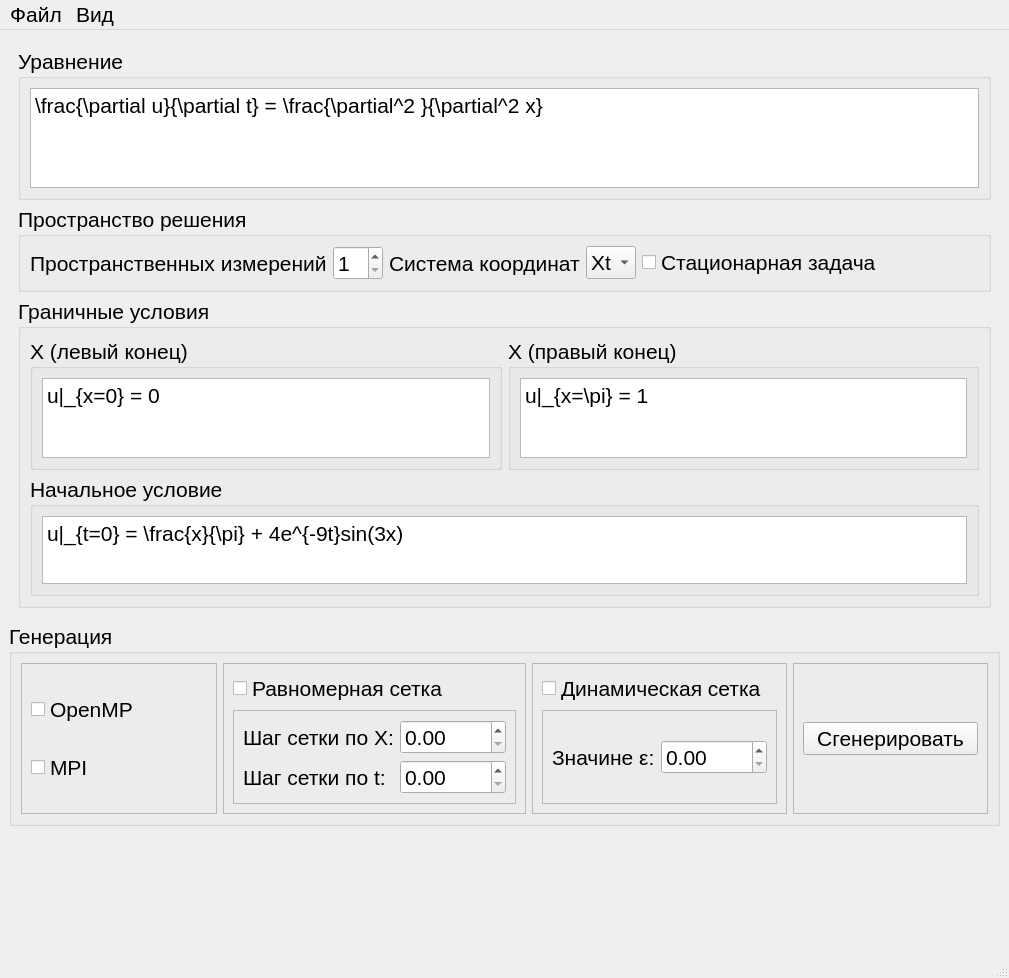
Above: src/ui.ui from Jarvis1Tube/PyGenCFD before the change. Below: the same form after it.
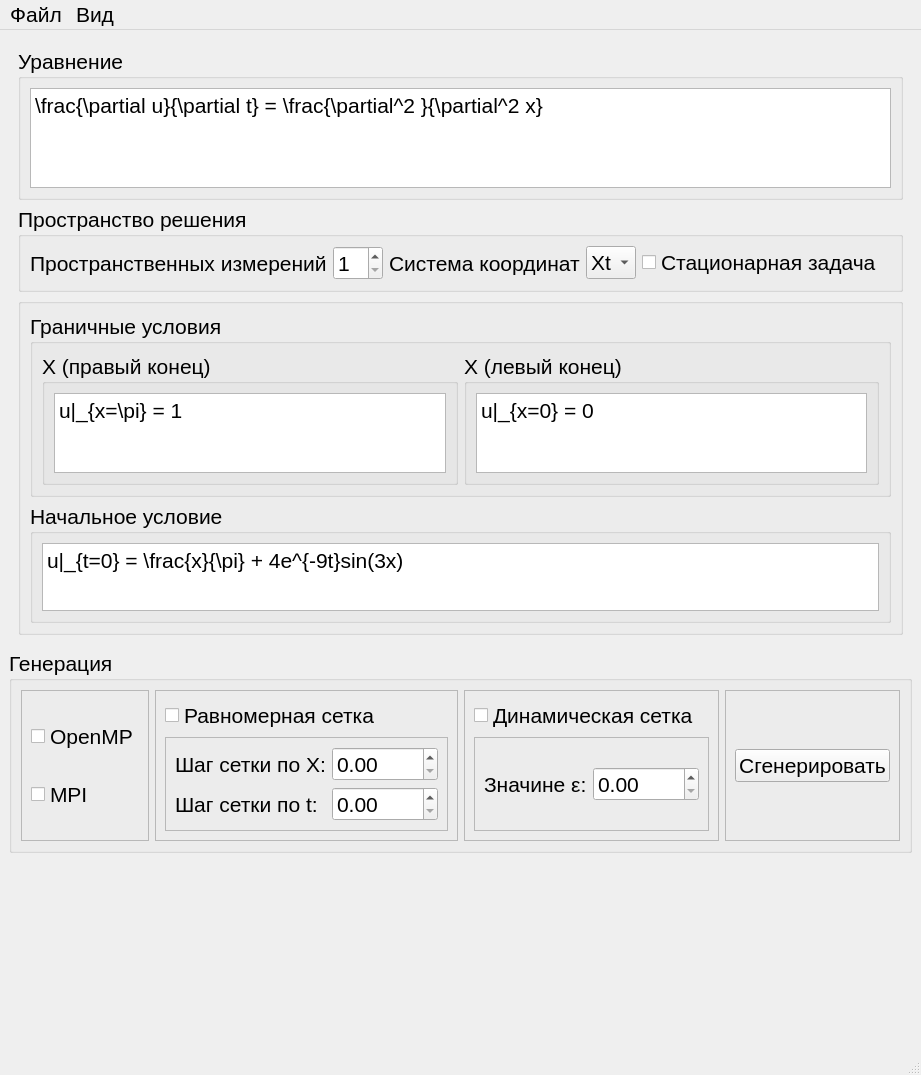
That is the form after the change.

Commit message: feat ui: aduquate widgets naming

```diff
--- a/src/ui.ui
+++ b/src/ui.ui
@@ -6,8 +6,8 @@
    <rect>
     <x>0</x>
     <y>0</y>
-    <width>1009</width>
-    <height>978</height>
+    <width>901</width>
+    <height>1075</height>
    </rect>
   </property>
   <property name="font">
@@ -22,11 +22,7 @@
   <widget class="QWidget" name="centralwidget">
    <layout class="QVBoxLayout" name="verticalLayout">
     <item>
-     <layout class="QHBoxLayout" name="horizontalLayout">
-      <item>
-       <layout class="QVBoxLayout" name="textContainer">
-        <item>
-         <widget class="QFrame" name="frame">
+     <widget class="QFrame" name="ConditionsContainer">
           <layout class="QVBoxLayout" name="verticalLayout_2">
            <item>
             <widget class="QGroupBox" name="equationGroupText">
@@ -136,7 +132,7 @@
            <item>
             <widget class="QGroupBox" name="conditionsGroupText">
              <property name="title">
-              <string>Граничные условия</string>
+          <string/>
              </property>
              <property name="flat">
               <bool>false</bool>
@@ -144,31 +140,15 @@
              <property name="checkable">
               <bool>false</bool>
              </property>
+         <layout class="QVBoxLayout" name="verticalLayout_9">
+          <item>
+           <widget class="QGroupBox" name="BoudaryConditionsGroup">
+            <property name="title">
+             <string>Граничные условия</string>
+            </property>
              <layout class="QGridLayout" name="gridLayout">
               <item row="0" column="0">
-               <widget class="QGroupBox" name="groupBox_9">
-                <property name="title">
-                 <string>X (левый конец)</string>
-                </property>
-                <layout class="QVBoxLayout" name="verticalLayout_12">
-                 <item>
-                  <widget class="QPlainTextEdit" name="plainTextEdit_2">
-                   <property name="maximumSize">
-                    <size>
-                     <width>16777215</width>
-                     <height>80</height>
-                    </size>
-                   </property>
-                   <property name="plainText">
-                    <string>u|_{x=0} = 0</string>
-                   </property>
-                  </widget>
-                 </item>
-                </layout>
-               </widget>
-              </item>
-              <item row="0" column="1">
-               <widget class="QGroupBox" name="groupBox_8">
+              <widget class="QGroupBox" name="XRightConditionGroup">
                 <property name="title">
                  <string>X (правый конец)</string>
                 </property>
@@ -189,8 +169,33 @@
                 </layout>
                </widget>
               </item>
-              <item row="1" column="0" colspan="2">
-               <widget class="QGroupBox" name="groupBox_4">
+             <item row="0" column="1">
+              <widget class="QGroupBox" name="XLeftConditionGroup">
+               <property name="title">
+                <string>X (левый конец)</string>
+               </property>
+               <layout class="QVBoxLayout" name="verticalLayout_14">
+                <item>
+                 <widget class="QPlainTextEdit" name="XLeftConditionText">
+                  <property name="maximumSize">
+                   <size>
+                    <width>16777215</width>
+                    <height>80</height>
+                   </size>
+                  </property>
+                  <property name="plainText">
+                   <string>u|_{x=0} = 0</string>
+                  </property>
+                 </widget>
+                </item>
+               </layout>
+              </widget>
+             </item>
+            </layout>
+           </widget>
+          </item>
+          <item>
+           <widget class="QGroupBox" name="InitialConditionGroup">
                 <property name="maximumSize">
                  <size>
                   <width>16777215</width>
@@ -223,15 +228,8 @@
           </layout>
          </widget>
         </item>
-       </layout>
-      </item>
       <item>
-       <layout class="QVBoxLayout" name="latexContainer"/>
-      </item>
-     </layout>
-    </item>
-    <item>
-     <widget class="QGroupBox" name="groupBox">
+     <widget class="QGroupBox" name="GenerationOptionsConatiner">
       <property name="minimumSize">
        <size>
         <width>0</width>
@@ -449,7 +447,7 @@
     <rect>
      <x>0</x>
      <y>0</y>
-     <width>1009</width>
+     <width>901</width>
      <height>22</height>
     </rect>
    </property>
```
Left out of the diff: 58 changed lines with no effect on the pictures. Lines whose indentation alone changed are shown as unchanged.
